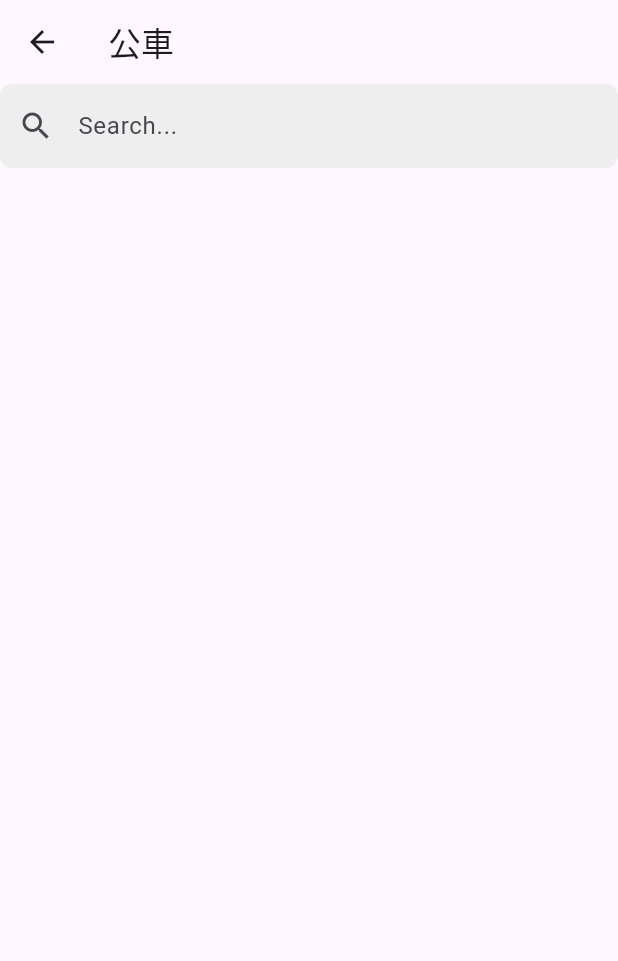
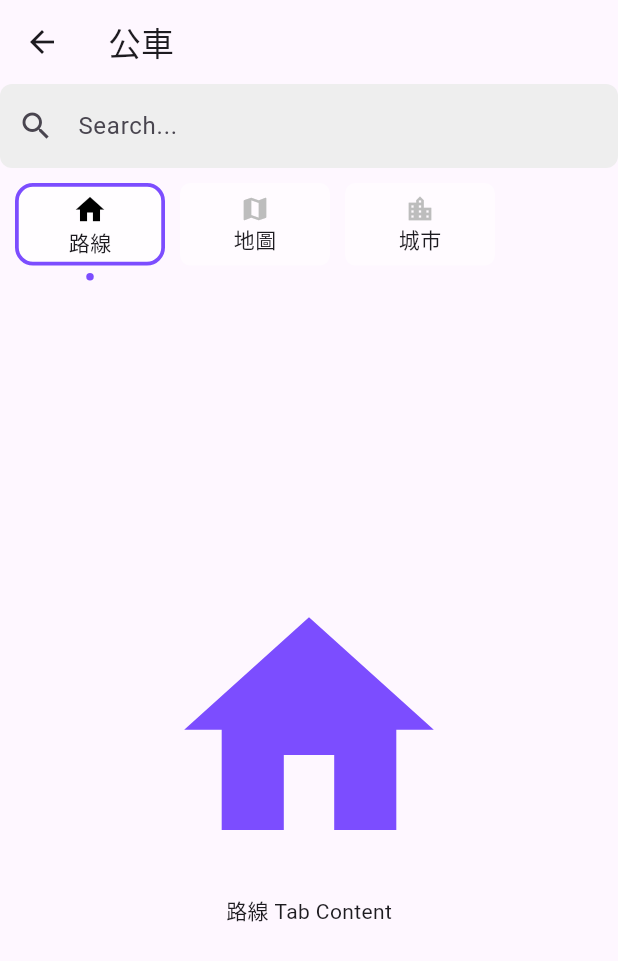
Before and after one commit to RSMN574/APP, a Flutter app: the bus screen opened by its route, on a phone screen of 412 x 824 dp. Shown: the top 961 px of the screen. Run offline on Flutter 3.47's test engine with Material 3 defaults, Android fonts, the phone set to English and light mode, and no system bars; our stand-ins replace fluttertoast; missing offline and left inert: mysql_client; network calls fail.

Commit message:
增加bus tab

```diff
--- a/lib/bus.dart
+++ b/lib/bus.dart
@@ -1,5 +1,5 @@
 import 'package:flutter/material.dart';
-import 'package:mysql_client/mysql_client.dart';
+import 'package:untitled/widget/tab.dart';
 
 class bus extends StatefulWidget {
   const bus({super.key});
@@ -36,7 +36,7 @@ class _busState extends State<bus> {
                 ),
                 filled: true,
                 fillColor: Colors.grey[200],
-              )),
+              )),tab(items: ["路線","地圖","城市"], icons: [Icons.home,Icons.map,Icons.location_city], )
 
 
         ],) ,
--- a/lib/database/getData.dart
+++ b/lib/database/getData.dart
@@ -36,10 +36,7 @@ try{
 }catch(e){
  print(e);
 }finally{
-  print(result.numOfColumns);
-  print(result.numOfRows);
-  print(result.lastInsertID);
-  print(result.affectedRows);
+
 
   // print query result
   for (final row in result.rows) {
--- /dev/null
+++ b/lib/widget/tab.dart
@@ -0,0 +1,153 @@
+import 'package:flutter/material.dart';
+
+
+
+
+
+
+class tab extends StatefulWidget {
+
+  final List<IconData> icons;
+  final List<String> items;
+  tab({
+    required this.items,
+    required this.icons,
+
+
+  });
+
+  @override
+  State<tab> createState() => tabState();
+}
+
+class tabState extends State<tab> {
+
+
+
+  @override
+  Widget build(BuildContext context) {
+    return
+      Container(
+
+
+          margin: const EdgeInsets.all(5),
+          child: Column(
+              children: [
+
+                /// Tab Bar
+                SizedBox(
+                  width: double.infinity,
+                  height: 80,
+                  child: ListView.builder(
+                      physics: const BouncingScrollPhysics(),
+                      itemCount: widget.items.length,
+                      scrollDirection: Axis.horizontal,
+                      itemBuilder: (ctx, index) {
+                        return Column(
+                          children: [
+                            GestureDetector(
+                              onTap: () {
+                                setState(() {
+                                  current = index;
+                                });
+                                pageController.animateToPage(
+                                  current,
+                                  duration: const Duration(milliseconds: 200),
+                                  curve: Curves.ease,
+                                );
+                              },
+                              child: AnimatedContainer(
+                                duration: const Duration(milliseconds: 300),
+                                margin: const EdgeInsets.all(5),
+                                width: 100,
+                                height: 55,
+                                decoration: BoxDecoration(
+                                  color: current == index
+                                      ? Colors.white70
+                                      : Colors.white54,
+                                  borderRadius: current == index
+                                      ? BorderRadius.circular(12)
+                                      : BorderRadius.circular(7),
+                                  border: current == index
+                                      ? Border.all(
+                                      color: Colors.deepPurpleAccent,
+                                      width: 2.5)
+                                      : null,
+                                ),
+                                child: Center(
+                                  child: Column(
+                                    mainAxisAlignment: MainAxisAlignment.center,
+                                    children: [
+                                      Icon(
+                                        widget.icons[index],
+                                        size: current == index ? 23 : 20,
+                                        color: current == index
+                                            ? Colors.black
+                                            : Colors.grey.shade400,
+                                      ),
+                                      Text(
+                                        widget.items[index],
+
+                                      ),
+                                    ],
+                                  ),
+                                ),
+                              ),
+                            ),
+                            Visibility(
+                              visible: current == index,
+                              child: Container(
+                                width: 5,
+                                height: 5,
+                                decoration: const BoxDecoration(
+                                    color: Colors.deepPurpleAccent,
+                                    shape: BoxShape.circle),
+                              ),
+                            )
+                          ],
+                        );
+                      }),
+                ),
+
+                /// MAIN BODY
+                Container(
+                  margin: const EdgeInsets.only(top: 30),
+                  width: double.infinity,
+                  height: 550,
+                  child: PageView.builder(
+                    itemCount:  widget.icons.length,
+                    controller: pageController,
+                    physics: const NeverScrollableScrollPhysics(),
+                    itemBuilder: (context, index) {
+                      return Column(
+                        mainAxisAlignment: MainAxisAlignment.center,
+                        children: [
+                          Icon(
+                            widget.icons[current],
+                            size: 200,
+                            color: Colors.deepPurpleAccent,
+                          ),
+                          const SizedBox(
+                            height: 10,
+                          ),
+                          Text(
+                            "${ widget.items[current]} Tab Content",)
+
+                        ],
+                      );
+                    },
+                  ),
+                )
+              ]));
+
+
+
+  }
+  /// List of Tab Bar Item
+
+
+  /// List of body icon
+
+  int current = 0;
+  PageController pageController = PageController();
+  }
```
